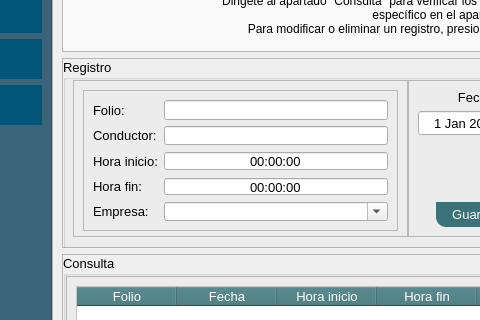
Above: mainwindow.ui from askr3d/ProyectoTaxi before the change; both pictures show x 149 to 629 and y 242 to 562 of the 1050 by 864 pixel window. Below: the same form after it.
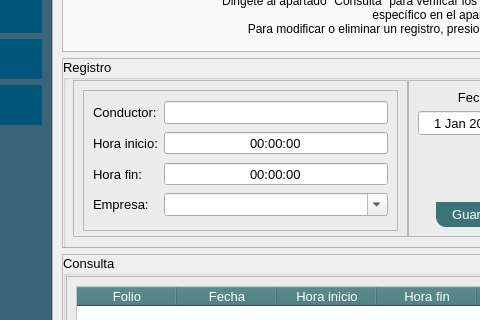
That is the form after the change. The open tabs and pages were chosen to show the change. Icons and pictures are not drawn.

Patch:
```diff
--- a/mainwindow.ui
+++ b/mainwindow.ui
@@ -1825,21 +1825,6 @@
                          </property>
                          <layout class="QGridLayout" name="gridLayout_24">
                           <item row="0" column="0">
-                           <widget class="QLabel" name="label_76">
-                            <property name="font">
-                             <font>
-                              <pointsize>10</pointsize>
-                             </font>
-                            </property>
-                            <property name="text">
-                             <string>Folio:</string>
-                            </property>
-                           </widget>
-                          </item>
-                          <item row="0" column="1">
-                           <widget class="QLineEdit" name="ledt_viajes_folio"/>
-                          </item>
-                          <item row="1" column="0">
                            <widget class="QLabel" name="label_77">
                             <property name="font">
                              <font>
@@ -1851,10 +1836,7 @@
                             </property>
                            </widget>
                           </item>
-                          <item row="1" column="1">
-                           <widget class="QLineEdit" name="ledt_viajes_conductor"/>
-                          </item>
-                          <item row="2" column="0">
+                          <item row="1" column="0">
                            <widget class="QLabel" name="label_79">
                             <property name="font">
                              <font>
@@ -1866,20 +1848,10 @@
                             </property>
                            </widget>
                           </item>
-                          <item row="2" column="1">
-                           <widget class="QTimeEdit" name="timeEdit_hora_inicio">
-                            <property name="alignment">
-                             <set>Qt::AlignCenter</set>
-                            </property>
-                            <property name="buttonSymbols">
-                             <enum>QAbstractSpinBox::NoButtons</enum>
-                            </property>
-                            <property name="calendarPopup">
-                             <bool>false</bool>
-                            </property>
-                           </widget>
+                          <item row="0" column="1">
+                           <widget class="QLineEdit" name="ledt_viajes_conductor"/>
                           </item>
-                          <item row="3" column="0">
+                          <item row="2" column="0">
                            <widget class="QLabel" name="label_80">
                             <property name="font">
                              <font>
@@ -1892,6 +1864,13 @@
                            </widget>
                           </item>
                           <item row="3" column="1">
+                           <widget class="QComboBox" name="abx_viajes_empresa">
+                            <property name="editable">
+                             <bool>true</bool>
+                            </property>
+                           </widget>
+                          </item>
+                          <item row="2" column="1">
                            <widget class="QTimeEdit" name="timeEdit_hora_fin">
                             <property name="alignment">
                              <set>Qt::AlignCenter</set>
@@ -1904,7 +1883,20 @@
                             </property>
                            </widget>
                           </item>
-                          <item row="4" column="0">
+                          <item row="1" column="1">
+                           <widget class="QTimeEdit" name="timeEdit_hora_inicio">
+                            <property name="alignment">
+                             <set>Qt::AlignCenter</set>
+                            </property>
+                            <property name="buttonSymbols">
+                             <enum>QAbstractSpinBox::NoButtons</enum>
+                            </property>
+                            <property name="calendarPopup">
+                             <bool>false</bool>
+                            </property>
+                           </widget>
+                          </item>
+                          <item row="3" column="0">
                            <widget class="QLabel" name="label_78">
                             <property name="font">
                              <font>
@@ -1916,13 +1908,6 @@
                             </property>
                            </widget>
                           </item>
-                          <item row="4" column="1">
-                           <widget class="QComboBox" name="abx_viajes_empresa">
-                            <property name="editable">
-                             <bool>true</bool>
-                            </property>
-                           </widget>
-                          </item>
                          </layout>
                         </widget>
                        </item>
```
Left out of the diff: 2 changed lines with no effect on the pictures.
